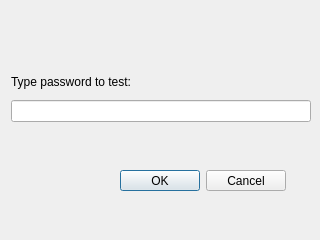
SecUSo/pwrecon, file pwRecon/type_password_dialog.ui: the form before one commit.
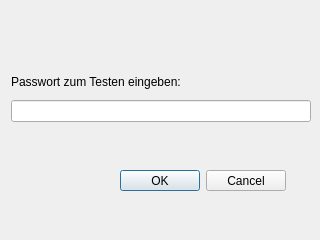
The form after the commit.

Diff of the .ui file:
```diff
--- a/pwRecon/type_password_dialog.ui
+++ b/pwRecon/type_password_dialog.ui
@@ -47,7 +47,7 @@
     <set>QDialogButtonBox::Cancel|QDialogButtonBox::Ok</set>
    </property>
   </widget>
-  <widget class="QWidget" name="">
+  <widget class="QWidget" name="layoutWidget">
    <property name="geometry">
     <rect>
      <x>11</x>
@@ -62,7 +62,7 @@
       <item>
        <widget class="QLabel" name="titleLabel">
         <property name="text">
-         <string>Type password to test:</string>
+         <string>Passwort zum Testen eingeben:</string>
         </property>
        </widget>
       </item>
```
Left out of the diff: 5 changed lines with no effect on the pictures.
